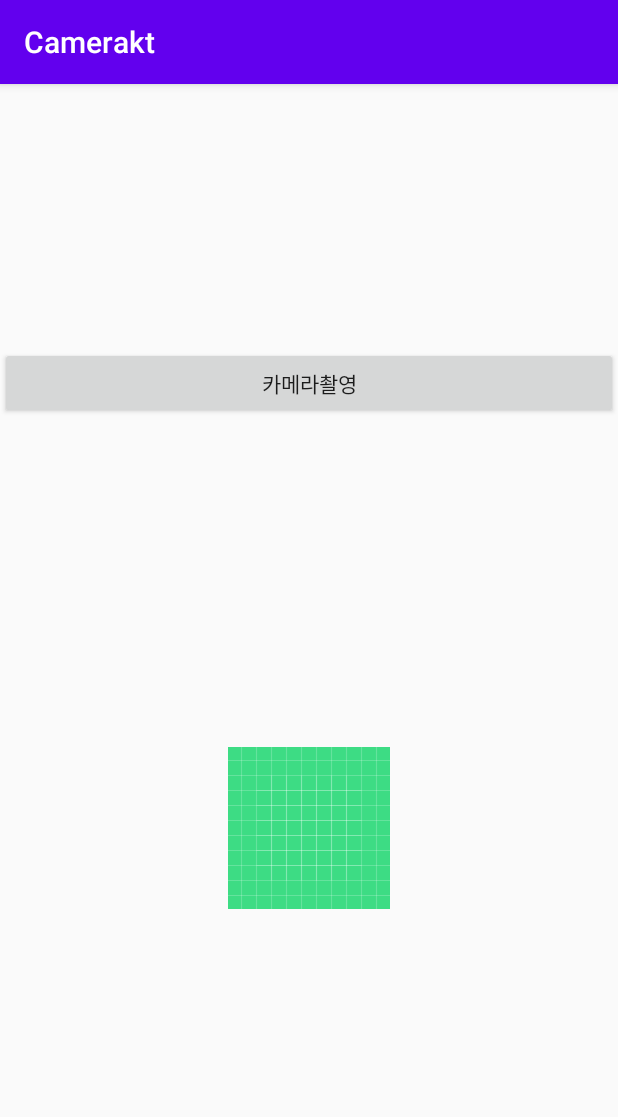
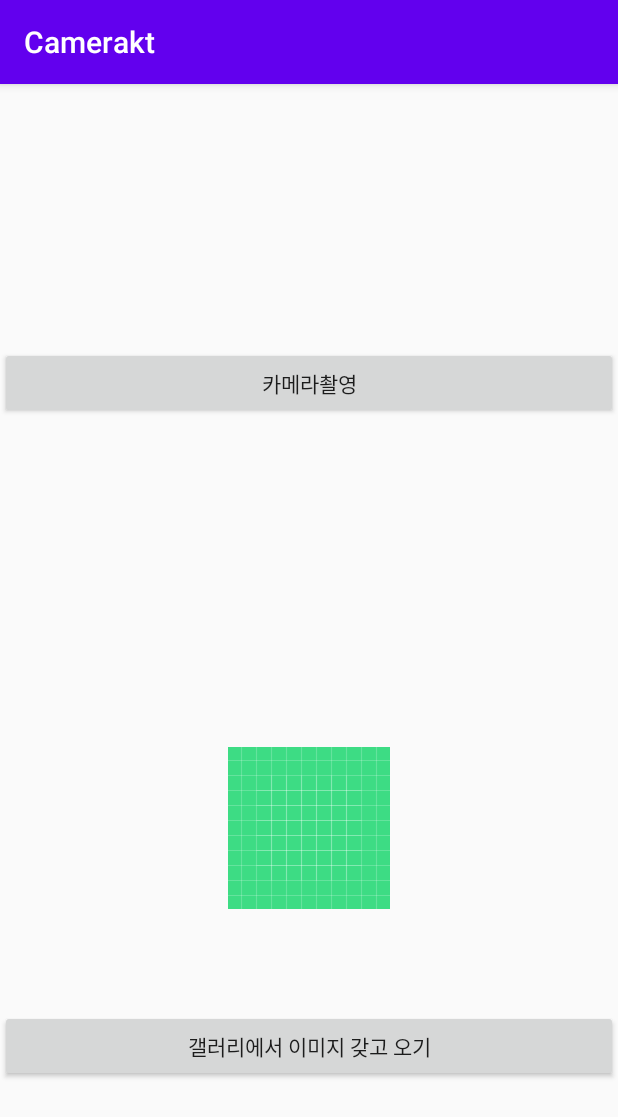
Before and after one commit to kimtaeoug/Camera, an Android app: the screen it shows after launch (MainActivity), on a phone screen of 412 x 824 dp. Shown: the top 1117 px of the screen. Run offline under Robolectric (Android 15) with nearby library versions, the phone set to English and light mode, and no system bars; libraries missing offline, so code that uses them is left out: com.gun0912.tedpermission; 2 statements that could not run were skipped.

Commit message:
카메라 앨범에 사진 저장 동기화 + 갤러리에서 이미지 선택까지 끝

```diff
--- a/app/build.gradle
+++ b/app/build.gradle
@@ -36,4 +36,7 @@ dependencies {
 
     //위험권한 쉽게 설정하게 해주는 라이브러리
     implementation 'gun0912.ted:tedpermission:2.2.3'
+    //glide
+    implementation 'com.github.bumptech.glide:glide:4.11.0'
+    annotationProcessor 'com.github.bumptech.glide:compiler:4.11.0'
 }
--- a/app/src/main/res/layout/activity_main.xml
+++ b/app/src/main/res/layout/activity_main.xml
@@ -25,4 +25,14 @@
         app:layout_constraintEnd_toEndOf="parent"
         app:layout_constraintStart_toStartOf="parent"
         app:layout_constraintTop_toBottomOf="@+id/btn_camera" />
+
+    <Button
+        android:id="@+id/gallerybutton"
+        android:layout_width="0dp"
+        android:layout_height="wrap_content"
+        android:layout_marginTop="67dp"
+        android:text="갤러리에서 이미지 갖고 오기"
+        app:layout_constraintEnd_toEndOf="parent"
+        app:layout_constraintStart_toStartOf="parent"
+        app:layout_constraintTop_toBottomOf="@+id/iv_profile" />
 </androidx.constraintlayout.widget.ConstraintLayout>
```
Also changed, not shown: app/src/main/AndroidManifest.xml (+16 -10 lines), app/src/main/java/com/example/camerakt/MainActivity.kt (+47 -2 lines), app/src/main/java/com/example/camerakt/test.kt (added, +42 -0 lines), app/src/main/res/layout/activity_test.xml (added, +9 -0 lines).
